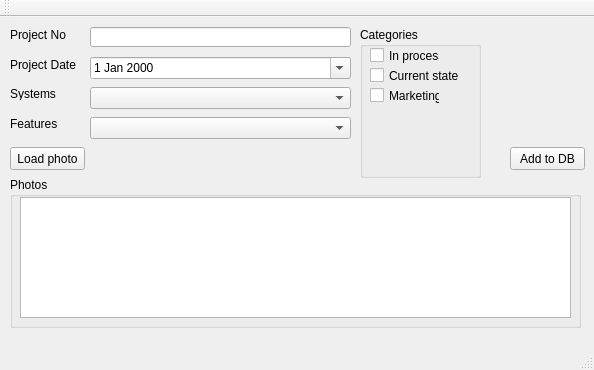
Old version of the form PhotoManager/mainwindow.ui in the repository pphprj/periphotoproject.
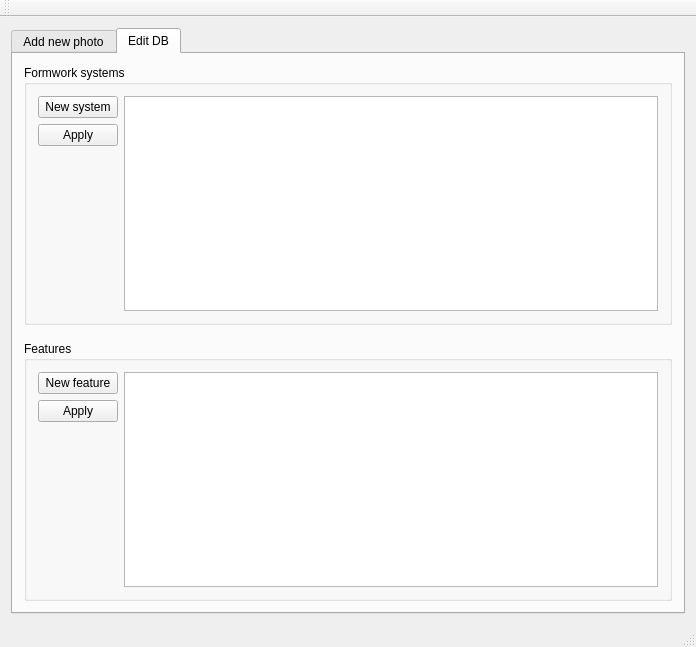
New version of the form. The open tabs and pages were chosen to show the change.

Commit message: feature: add changes to DB

```diff
--- a/PhotoManager/mainwindow.ui
+++ b/PhotoManager/mainwindow.ui
@@ -6,34 +6,58 @@
    <rect>
     <x>0</x>
     <y>0</y>
-    <width>594</width>
-    <height>370</height>
+    <width>696</width>
+    <height>647</height>
    </rect>
   </property>
+  <property name="minimumSize">
+   <size>
+    <width>0</width>
+    <height>0</height>
+   </size>
+  </property>
   <property name="windowTitle">
    <string>MainWindow</string>
   </property>
   <widget class="QWidget" name="centralWidget">
-   <widget class="QLabel" name="labelProjectNo">
+   <layout class="QGridLayout" name="gridLayout">
+    <item row="0" column="0">
+     <layout class="QHBoxLayout" name="horizontalLayoutSystem" stretch="0">
+      <property name="spacing">
+       <number>6</number>
+      </property>
+      <item>
+       <widget class="QTabWidget" name="tabWidgetSystem">
+        <property name="sizePolicy">
+         <sizepolicy hsizetype="Expanding" vsizetype="Expanding">
+          <horstretch>0</horstretch>
+          <verstretch>0</verstretch>
+         </sizepolicy>
+        </property>
+        <property name="currentIndex">
+         <number>0</number>
+        </property>
+        <widget class="QWidget" name="tabAdd">
+         <attribute name="title">
+          <string>Add new photo</string>
+         </attribute>
+         <widget class="QComboBox" name="comboBoxFeatures">
     <property name="geometry">
      <rect>
-      <x>10</x>
-      <y>10</y>
-      <width>81</width>
-      <height>16</height>
-     </rect>
-    </property>
-    <property name="text">
-     <string>Project No</string>
-    </property>
-   </widget>
-   <widget class="QLabel" name="labelProjectDate">
+            <x>100</x>
+            <y>100</y>
+            <width>261</width>
+            <height>22</height>
+           </rect>
+          </property>
+         </widget>
+         <widget class="QLabel" name="labelProjectFeatures">
     <property name="geometry">
      <rect>
-      <x>10</x>
-      <y>40</y>
-      <width>81</width>
-      <height>16</height>
+            <x>20</x>
+            <y>100</y>
+            <width>47</width>
+            <height>13</height>
      </rect>
     </property>
     <property name="text">
@@ -43,53 +67,43 @@
    <widget class="QLineEdit" name="lineEditProjectNo">
     <property name="geometry">
      <rect>
-      <x>90</x>
+            <x>100</x>
       <y>10</y>
       <width>261</width>
       <height>20</height>
      </rect>
     </property>
    </widget>
-   <widget class="QDateEdit" name="dateEditProjectDate">
+         <widget class="QPushButton" name="pushButtonLoadPhoto">
     <property name="geometry">
      <rect>
-      <x>90</x>
+            <x>20</x>
+            <y>130</y>
+            <width>75</width>
+            <height>23</height>
+           </rect>
+          </property>
+          <property name="text">
+           <string>Load photo</string>
+          </property>
+         </widget>
+         <widget class="QLabel" name="labelProjectDate">
+          <property name="geometry">
+           <rect>
+            <x>20</x>
       <y>40</y>
-      <width>261</width>
-      <height>22</height>
-     </rect>
-    </property>
-    <property name="calendarPopup">
-     <bool>true</bool>
-    </property>
-   </widget>
-   <widget class="QLabel" name="labelProjectFeatures">
-    <property name="geometry">
-     <rect>
-      <x>10</x>
-      <y>100</y>
-      <width>47</width>
-      <height>13</height>
+            <width>81</width>
+            <height>16</height>
      </rect>
     </property>
     <property name="text">
-     <string>Features</string>
-    </property>
-   </widget>
-   <widget class="QComboBox" name="comboBoxFeatures">
-    <property name="geometry">
-     <rect>
-      <x>90</x>
-      <y>100</y>
-      <width>261</width>
-      <height>22</height>
-     </rect>
+           <string>Project Date</string>
     </property>
    </widget>
    <widget class="QLabel" name="labelSystems">
     <property name="geometry">
      <rect>
-      <x>10</x>
+            <x>20</x>
       <y>70</y>
       <width>47</width>
       <height>13</height>
@@ -99,10 +113,36 @@
      <string>Systems</string>
     </property>
    </widget>
+         <widget class="QLabel" name="labelProjectNo">
+          <property name="geometry">
+           <rect>
+            <x>20</x>
+            <y>10</y>
+            <width>81</width>
+            <height>16</height>
+           </rect>
+          </property>
+          <property name="text">
+           <string>Project No</string>
+          </property>
+         </widget>
+         <widget class="QDateEdit" name="dateEditProjectDate">
+          <property name="geometry">
+           <rect>
+            <x>100</x>
+            <y>40</y>
+            <width>261</width>
+            <height>22</height>
+           </rect>
+          </property>
+          <property name="calendarPopup">
+           <bool>true</bool>
+          </property>
+         </widget>
    <widget class="QComboBox" name="comboBoxSystems">
     <property name="geometry">
      <rect>
-      <x>90</x>
+            <x>100</x>
       <y>70</y>
       <width>261</width>
       <height>22</height>
@@ -141,39 +181,13 @@
      </property>
     </widget>
    </widget>
-   <widget class="QPushButton" name="pushButtonLoadPhoto">
-    <property name="geometry">
-     <rect>
-      <x>10</x>
-      <y>130</y>
-      <width>75</width>
-      <height>23</height>
-     </rect>
-    </property>
-    <property name="text">
-     <string>Load photo</string>
-    </property>
-   </widget>
-   <widget class="QPushButton" name="pushButtonAddToDB">
-    <property name="geometry">
-     <rect>
-      <x>510</x>
-      <y>130</y>
-      <width>75</width>
-      <height>23</height>
-     </rect>
-    </property>
-    <property name="text">
-     <string>Add to DB</string>
-    </property>
-   </widget>
    <widget class="QGroupBox" name="groupBoxCategories">
     <property name="geometry">
      <rect>
-      <x>360</x>
-      <y>10</y>
+            <x>370</x>
+            <y>0</y>
       <width>121</width>
-      <height>151</height>
+            <height>161</height>
      </rect>
     </property>
     <property name="title">
@@ -219,6 +233,153 @@
      </property>
     </widget>
    </widget>
+         <widget class="QPushButton" name="pushButtonAddToDB">
+          <property name="geometry">
+           <rect>
+            <x>500</x>
+            <y>140</y>
+            <width>75</width>
+            <height>23</height>
+           </rect>
+          </property>
+          <property name="text">
+           <string>Add to DB</string>
+          </property>
+         </widget>
+        </widget>
+        <widget class="QWidget" name="tabEditDB">
+         <attribute name="title">
+          <string>Edit DB</string>
+         </attribute>
+         <layout class="QVBoxLayout" name="verticalLayout_2">
+          <item>
+           <layout class="QVBoxLayout" name="verticalLayout" stretch="0,0,0">
+            <item>
+             <widget class="QGroupBox" name="groupBoxSystems">
+              <property name="sizePolicy">
+               <sizepolicy hsizetype="Preferred" vsizetype="Expanding">
+                <horstretch>0</horstretch>
+                <verstretch>0</verstretch>
+               </sizepolicy>
+              </property>
+              <property name="title">
+               <string>Formwork systems</string>
+              </property>
+              <layout class="QGridLayout" name="gridLayout_3">
+               <item row="2" column="0">
+                <spacer name="verticalSpacer_3">
+                 <property name="orientation">
+                  <enum>Qt::Vertical</enum>
+                 </property>
+                 <property name="sizeHint" stdset="0">
+                  <size>
+                   <width>20</width>
+                   <height>40</height>
+                  </size>
+                 </property>
+                </spacer>
+               </item>
+               <item row="0" column="0">
+                <widget class="QPushButton" name="pushButtonSystemsNew">
+                 <property name="text">
+                  <string>New system</string>
+                 </property>
+                </widget>
+               </item>
+               <item row="1" column="0">
+                <widget class="QPushButton" name="pushButtonApplySystem">
+                 <property name="text">
+                  <string>Apply</string>
+                 </property>
+                </widget>
+               </item>
+               <item row="0" column="1" rowspan="3">
+                <widget class="QTableWidget" name="tableWidgetSystems">
+                 <property name="baseSize">
+                  <size>
+                   <width>0</width>
+                   <height>100</height>
+                  </size>
+                 </property>
+                </widget>
+               </item>
+              </layout>
+              <zorder>tableWidgetSystems</zorder>
+              <zorder>pushButtonSystemsNew</zorder>
+              <zorder>verticalSpacer_3</zorder>
+              <zorder>pushButtonApplySystem</zorder>
+             </widget>
+            </item>
+            <item>
+             <spacer name="verticalSpacer_2">
+              <property name="orientation">
+               <enum>Qt::Vertical</enum>
+              </property>
+              <property name="sizeType">
+               <enum>QSizePolicy::Fixed</enum>
+              </property>
+              <property name="sizeHint" stdset="0">
+               <size>
+                <width>20</width>
+                <height>10</height>
+               </size>
+              </property>
+             </spacer>
+            </item>
+            <item>
+             <widget class="QGroupBox" name="groupBoxFeatures">
+              <property name="sizePolicy">
+               <sizepolicy hsizetype="Preferred" vsizetype="Expanding">
+                <horstretch>0</horstretch>
+                <verstretch>0</verstretch>
+               </sizepolicy>
+              </property>
+              <property name="title">
+               <string>Features</string>
+              </property>
+              <layout class="QGridLayout" name="gridLayout_2">
+               <item row="0" column="0">
+                <widget class="QPushButton" name="pushButtonNewFeature">
+                 <property name="text">
+                  <string>New feature</string>
+                 </property>
+                </widget>
+               </item>
+               <item row="2" column="0">
+                <spacer name="verticalSpacer">
+                 <property name="orientation">
+                  <enum>Qt::Vertical</enum>
+                 </property>
+                 <property name="sizeHint" stdset="0">
+                  <size>
+                   <width>20</width>
+                   <height>40</height>
+                  </size>
+                 </property>
+                </spacer>
+               </item>
+               <item row="0" column="1" rowspan="3">
+                <widget class="QTableWidget" name="tableWidgetFeatures"/>
+               </item>
+               <item row="1" column="0">
+                <widget class="QPushButton" name="pushButtonApplyFeature">
+                 <property name="text">
+                  <string>Apply</string>
+                 </property>
+                </widget>
+               </item>
+              </layout>
+             </widget>
+            </item>
+           </layout>
+          </item>
+         </layout>
+        </widget>
+       </widget>
+      </item>
+     </layout>
+    </item>
+   </layout>
   </widget>
   <widget class="QMenuBar" name="menuBar">
    <property name="geometry">
```
Left out of the diff: 4 changed lines with no effect on the pictures. Lines whose indentation alone changed are shown as unchanged. The commit also changes 14 other files.
